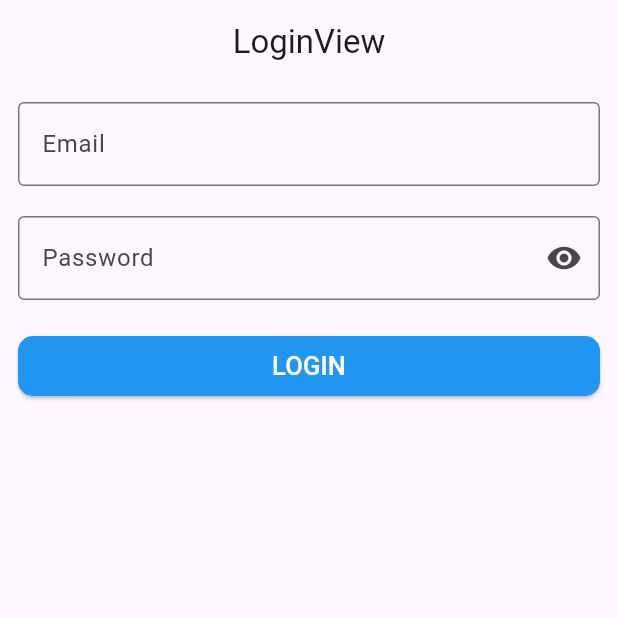
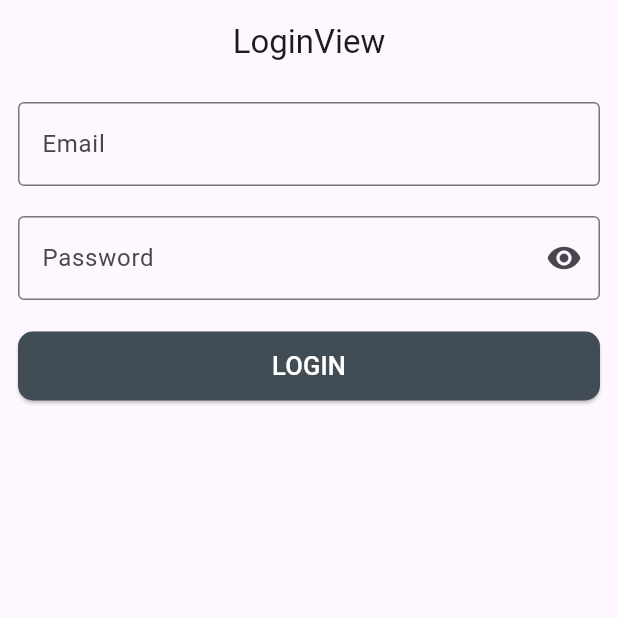
Before and after one commit to faizikhsan123/report-product-with-QrCode-using-GetX-Flutter, a Flutter app: the screen it shows after launch, on a phone screen of 412 x 824 dp, the top half of it. Run offline on Flutter 3.47's test engine with Material 3 defaults, Android fonts, the phone set to English and light mode, and no system bars; our stand-ins replace get.

Commit message:
edit color button

```diff
--- a/lib/app/modules/login/views/login_view.dart
+++ b/lib/app/modules/login/views/login_view.dart
@@ -34,12 +34,11 @@ class LoginView extends GetView<LoginController> {
                 decoration: InputDecoration(
                   suffixIcon: IconButton(
                     onPressed: () {
-                      controller.isHide
-                          .toggle(); //toggle untuk membalik niali ishide(bool)
+                      controller.isHide.toggle(); //toggle untuk membalik niali ishide(bool)
                     },
                     icon: controller.isHide.value
-                        ? Icon(Icons.remove_red_eye)
-                        : Icon(Icons.remove_red_eye),
+                        ? Icon(Icons.visibility_off)
+                        : Icon(Icons.visibility),
                   ),
                   border: OutlineInputBorder(),
                   labelText: 'Password',
@@ -54,8 +53,8 @@ class LoginView extends GetView<LoginController> {
                 style: TextStyle(fontSize: 17, color: Colors.white),
               ),
               style: ElevatedButton.styleFrom(
-                minimumSize: Size(66, 40),
-                backgroundColor: Colors.blue,
+                padding: EdgeInsets.symmetric(vertical: 11, horizontal: 1),
+                backgroundColor: const Color.fromARGB(255, 66, 76, 84),
                 shape: RoundedRectangleBorder(
                   borderRadius: BorderRadius.circular(10),
                 ),
```
